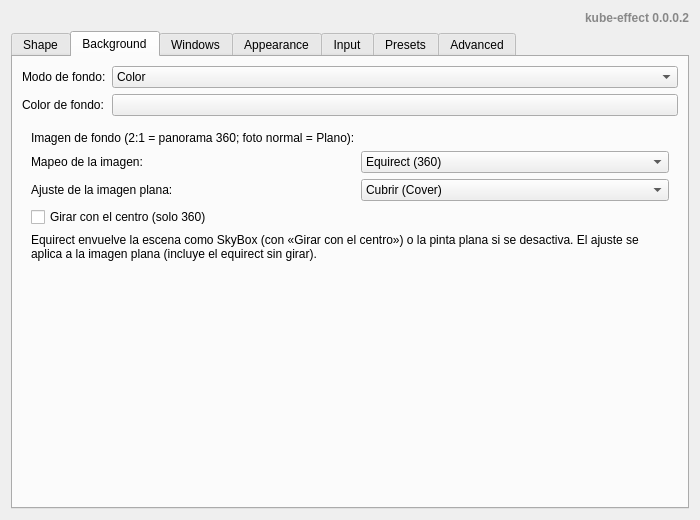
Old version of the form package/contents/ui/config.ui in the repository CesarGuzmanLopez/kube-effect.
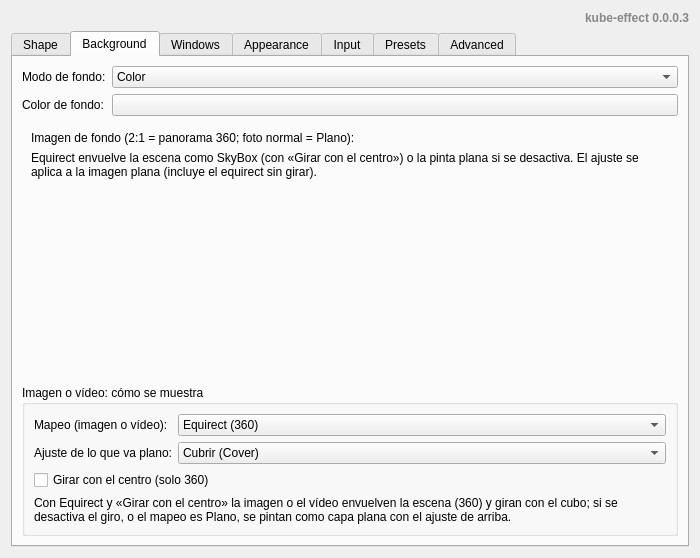
New version of the form. The open tabs and pages were chosen to show the change. Custom widgets are drawn as their Qt base class.

Commit message: feat(background): vídeo de fondo 360 o plano con QtMultimedia opcional

Patch:
```diff
--- a/package/contents/ui/config.ui
+++ b/package/contents/ui/config.ui
@@ -25,7 +25,7 @@
             <item>
                 <widget class="QLabel" name="versionLabel">
                     <property name="text">
-                        <string>kube-effect 0.0.0.2</string>
+                        <string>kube-effect 0.0.0.3</string>
                     </property>
                     <property name="alignment">
                         <set>Qt::AlignRight|Qt::AlignVCenter</set>
@@ -92,6 +92,11 @@
                                                     <string>Degradado (Gradient)</string>
                                                 </property>
                                             </item>
+                                            <item>
+                                                <property name="text">
+                                                    <string>Vídeo (Video)</string>
+                                                </property>
+                                            </item>
                                         </widget>
                                     </item>
                                     <item row="1" column="0">
@@ -148,61 +153,7 @@
                                             <item row="0" column="1">
                                                 <widget class="KUrlRequester" name="kcfg_SkyBox" />
                                             </item>
-                                            <item row="1" column="0">
-                                                <widget class="QLabel" name="bgImageMappingLabel">
-                                                    <property name="text">
-                                                        <string>Mapeo de la imagen:</string>
-                                                    </property>
-                                                </widget>
-                                            </item>
-                                            <item row="1" column="1">
-                                                <widget class="QComboBox" name="kcfg_BackgroundImageLayout">
-                                                    <item>
-                                                        <property name="text">
-                                                            <string>Equirect (360)</string>
-                                                        </property>
-                                                    </item>
-                                                    <item>
-                                                        <property name="text">
-                                                            <string>Plano (Flat)</string>
-                                                        </property>
-                                                    </item>
-                                                </widget>
-                                            </item>
-                                            <item row="2" column="0">
-                                                <widget class="QLabel" name="bgImageFitLabel">
-                                                    <property name="text">
-                                                        <string>Ajuste de la imagen plana:</string>
-                                                    </property>
-                                                </widget>
-                                            </item>
-                                            <item row="2" column="1">
-                                                <widget class="QComboBox" name="kcfg_BackgroundImageFit">
-                                                    <item>
-                                                        <property name="text">
-                                                            <string>Cubrir (Cover)</string>
-                                                        </property>
-                                                    </item>
-                                                    <item>
-                                                        <property name="text">
-                                                            <string>Contener (Contain)</string>
-                                                        </property>
-                                                    </item>
-                                                    <item>
-                                                        <property name="text">
-                                                            <string>Estirar (Stretch)</string>
-                                                        </property>
-                                                    </item>
-                                                </widget>
-                                            </item>
-                                            <item row="3" column="0" colspan="2">
-                                                <widget class="QCheckBox" name="kcfg_BackgroundImageRotate">
-                                                    <property name="text">
-                                                        <string>Girar con el centro (solo 360)</string>
-                                                    </property>
-                                                </widget>
-                                            </item>
-                                            <item row="4" column="0" colspan="2">
+                                            <item row="1" column="0" colspan="2">
                                                 <widget class="QLabel" name="bgImageHint">
                                                     <property name="text">
                                                         <string>Equirect envuelve la escena como SkyBox (con «Girar con el centro») o la pinta plana si se desactiva. El ajuste se aplica a la imagen plana (incluye el equirect sin girar).</string>
@@ -312,6 +263,109 @@
                                             </item>
                                         </layout>
                                     </widget>
+
+                                    <!-- 3: Video -->
+                                    <widget class="QWidget" name="bgVideoPage">
+                                        <layout class="QFormLayout" name="bgVideoForm">
+                                            <item row="0" column="0">
+                                                <widget class="QLabel" name="bgVideoLabel">
+                                                    <property name="text">
+                                                        <string>Vídeo de fondo:</string>
+                                                    </property>
+                                                </widget>
+                                            </item>
+                                            <item row="0" column="1">
+                                                <widget class="KUrlRequester" name="kcfg_BackgroundVideo" />
+                                            </item>
+                                            <item row="1" column="0" colspan="2">
+                                                <widget class="QLabel" name="bgVideoHint">
+                                                    <property name="text">
+                                                        <string>MP4/WebM; 2:1 = panorámica 360. Usa el mapeo, el ajuste y el giro de la sección «Imagen o vídeo» de abajo. Necesita el módulo QtMultimedia; si no está instalado, se pinta el color de fondo.</string>
+                                                    </property>
+                                                    <property name="wordWrap">
+                                                        <bool>true</bool>
+                                                    </property>
+                                                </widget>
+                                            </item>
+                                        </layout>
+                                    </widget>
+                                </widget>
+                            </item>
+                            <item>
+                                <!-- One KConfigXT entry = one widget, and the image and
+                                     the video share these three keys, so they live
+                                     outside the stack instead of being duplicated
+                                     inside both pages. -->
+                                <widget class="QGroupBox" name="bgPictureGroup">
+                                    <property name="title">
+                                        <string>Imagen o vídeo: cómo se muestra</string>
+                                    </property>
+                                    <layout class="QFormLayout" name="bgPictureForm">
+                                        <item row="0" column="0">
+                                            <widget class="QLabel" name="bgImageMappingLabel">
+                                                <property name="text">
+                                                    <string>Mapeo (imagen o vídeo):</string>
+                                                </property>
+                                            </widget>
+                                        </item>
+                                        <item row="0" column="1">
+                                            <widget class="QComboBox" name="kcfg_BackgroundImageLayout">
+                                                <item>
+                                                    <property name="text">
+                                                        <string>Equirect (360)</string>
+                                                    </property>
+                                                </item>
+                                                <item>
+                                                    <property name="text">
+                                                        <string>Plano (Flat)</string>
+                                                    </property>
+                                                </item>
+                                            </widget>
+                                        </item>
+                                        <item row="1" column="0">
+                                            <widget class="QLabel" name="bgImageFitLabel">
+                                                <property name="text">
+                                                    <string>Ajuste de lo que va plano:</string>
+                                                </property>
+                                            </widget>
+                                        </item>
+                                        <item row="1" column="1">
+                                            <widget class="QComboBox" name="kcfg_BackgroundImageFit">
+                                                <item>
+                                                    <property name="text">
+                                                        <string>Cubrir (Cover)</string>
+                                                    </property>
+                                                </item>
+                                                <item>
+                                                    <property name="text">
+                                                        <string>Contener (Contain)</string>
+                                                    </property>
+                                                </item>
+                                                <item>
+                                                    <property name="text">
+                                                        <string>Estirar (Stretch)</string>
+                                                    </property>
+                                                </item>
+                                            </widget>
+                                        </item>
+                                        <item row="2" column="0" colspan="2">
+                                            <widget class="QCheckBox" name="kcfg_BackgroundImageRotate">
+                                                <property name="text">
+                                                    <string>Girar con el centro (solo 360)</string>
+                                                </property>
+                                            </widget>
+                                        </item>
+                                        <item row="3" column="0" colspan="2">
+                                            <widget class="QLabel" name="bgPictureHint">
+                                                <property name="text">
+                                                    <string>Con Equirect y «Girar con el centro» la imagen o el vídeo envuelven la escena (360) y giran con el cubo; si se desactiva el giro, o el mapeo es Plano, se pintan como capa plana con el ajuste de arriba.</string>
+                                                </property>
+                                                <property name="wordWrap">
+                                                    <bool>true</bool>
+                                                </property>
+                                            </widget>
+                                        </item>
+                                    </layout>
                                 </widget>
                             </item>
                         </layout>
@@ -589,6 +643,35 @@
                                     </property>
                                 </widget>
                             </item>
+                            <item>
+                                <widget class="QGroupBox" name="advancedVideoGroup">
+                                    <property name="title">
+                                        <string>Vídeo de fondo (opcional)</string>
+                                    </property>
+                                    <layout class="QVBoxLayout" name="advancedVideoLayout">
+                                        <item>
+                                            <widget class="QLabel" name="advancedVideoHint">
+                                                <property name="text">
+                                                    <string>El vídeo necesita el módulo QtMultimedia (paquete qt6-multimedia en Arch). Si no está instalado, el vídeo se sustituye por el color de respaldo.</string>
+                                                </property>
+                                                <property name="wordWrap">
+                                                    <bool>true</bool>
+                                                </property>
+                                            </widget>
+                                        </item>
+                                    </layout>
+                                </widget>
+                            </item>
+                            <item>
+                                <widget class="QFrame" name="advancedSeparator3">
+                                    <property name="frameShape">
+                                        <enum>QFrame::HLine</enum>
+                                    </property>
+                                    <property name="frameShadow">
+                                        <enum>QFrame::Sunken</enum>
+                                    </property>
+                                </widget>
+                            </item>
                             <item>
                                 <widget class="QCheckBox" name="showPlusSection">
                                     <property name="text">
```
The commit also changes 18 other files.
